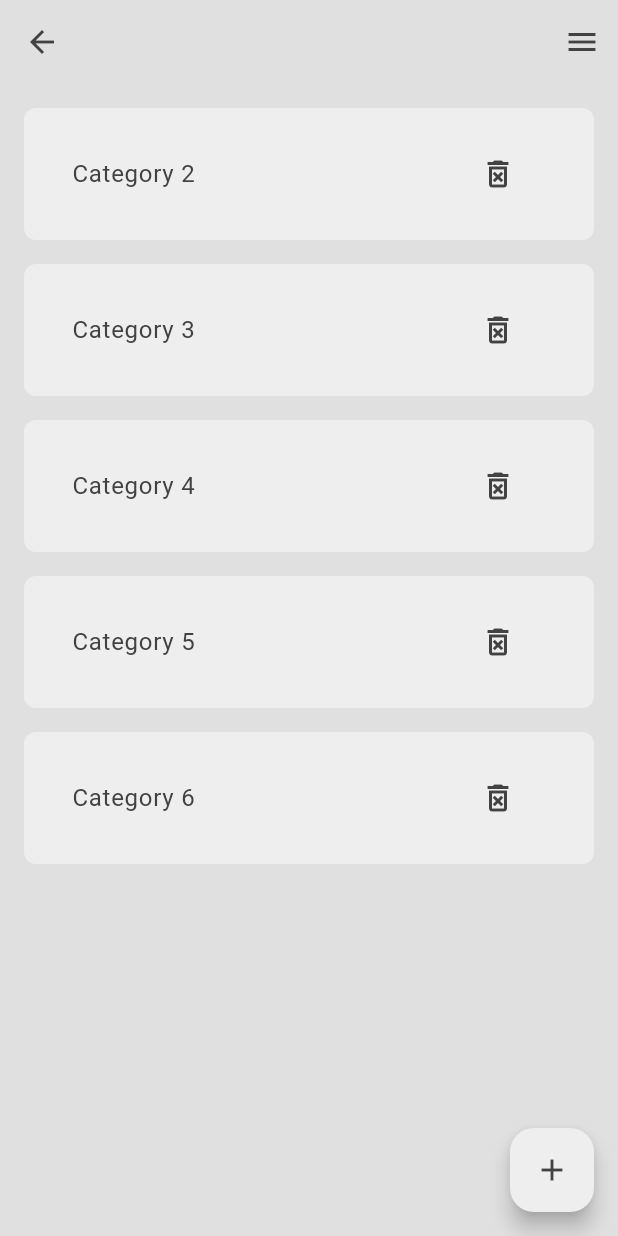
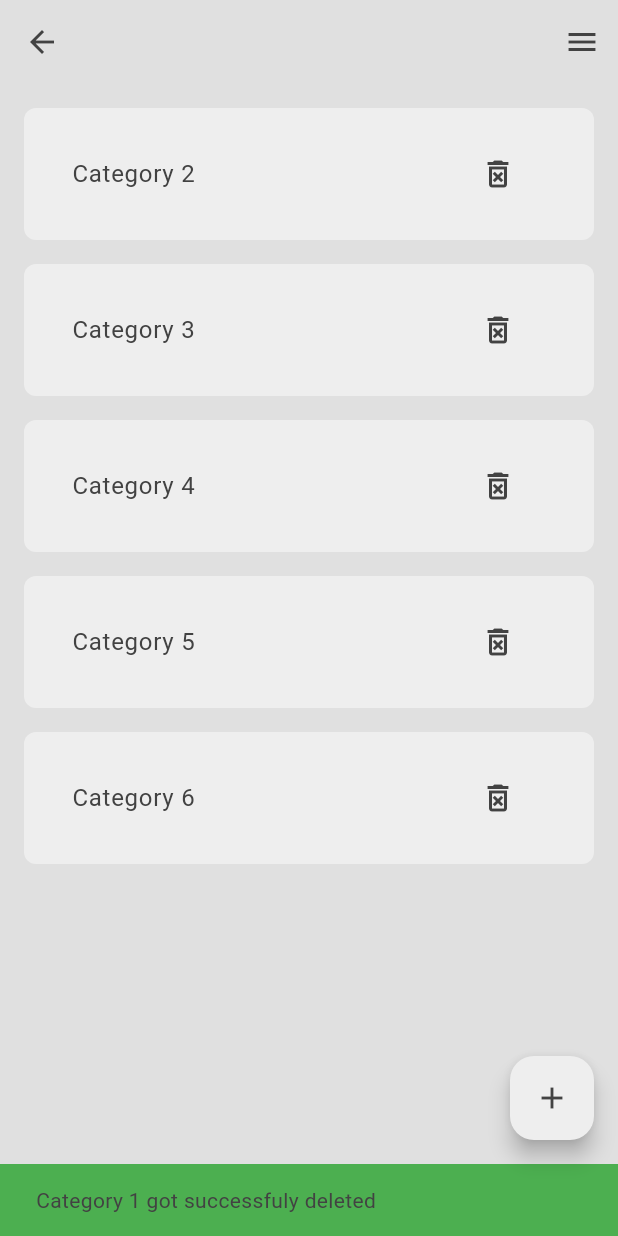
Before and after one commit to Astanto96/FixedFundsFlow, a Flutter app: the CategorysPage screen opened by its route, after a tap on the "delete forever" icon, on a phone screen of 412 x 824 dp. Run offline on Flutter 3.47's test engine with Material 3 defaults, Android fonts, the phone set to English and light mode, and no system bars; our stand-ins replace flutter_riverpod, riverpod.

Commit message:
global Snackbar

```diff
--- a/lib/pages/categorys_page.dart
+++ b/lib/pages/categorys_page.dart
@@ -2,6 +2,7 @@ import 'package:fixedfundsflow/model/category.dart';
 import 'package:fixedfundsflow/provider/categoryslist_provider.dart';
 import 'package:fixedfundsflow/widgets/category_form_dialog.dart';
 import 'package:fixedfundsflow/widgets/category_listtile.dart';
+import 'package:fixedfundsflow/widgets/custom_global_snackbar.dart';
 import 'package:fixedfundsflow/widgets/menu_drawer.dart';
 import 'package:flutter/material.dart';
 import 'package:flutter_riverpod/flutter_riverpod.dart';
@@ -21,6 +22,8 @@ class CategorysPageState extends ConsumerState<CategorysPage> {
     void removeCategory(Category category) {
       setState(() {
         categories.remove(category);
+        CustomGlobalSnackBar.show(
+            context, "${category.description} got successfuly deleted", true);
       });
     }
 
--- /dev/null
+++ b/lib/widgets/custom_global_snackbar.dart
@@ -0,0 +1,38 @@
+import 'package:flutter/material.dart';
+
+class CustomGlobalSnackBar {
+  final String text;
+  //true == green, false == red, null == default
+  final bool? isItGood;
+  const CustomGlobalSnackBar(this.isItGood, {required this.text});
+
+  static show(
+    BuildContext context,
+    String text,
+    bool? isItGood,
+  ) {
+    Color backgroundColor;
+    switch (isItGood) {
+      case true:
+        backgroundColor = Colors.green;
+        break;
+      case false:
+        backgroundColor = Colors.red;
+        break;
+      case null:
+        backgroundColor = Colors.blue;
+        break;
+    }
+
+    ScaffoldMessenger.of(context).showSnackBar(
+      SnackBar(
+          content: Text(
+            text,
+            style: TextStyle(
+                fontSize: 14,
+                color: Theme.of(context).colorScheme.inversePrimary),
+          ),
+          backgroundColor: backgroundColor),
+    );
+  }
+}
```
Also changed, not shown: lib/widgets/contract_form_dialog.dart (+5 -4 lines), notizen.txt (+8 -9 lines).
